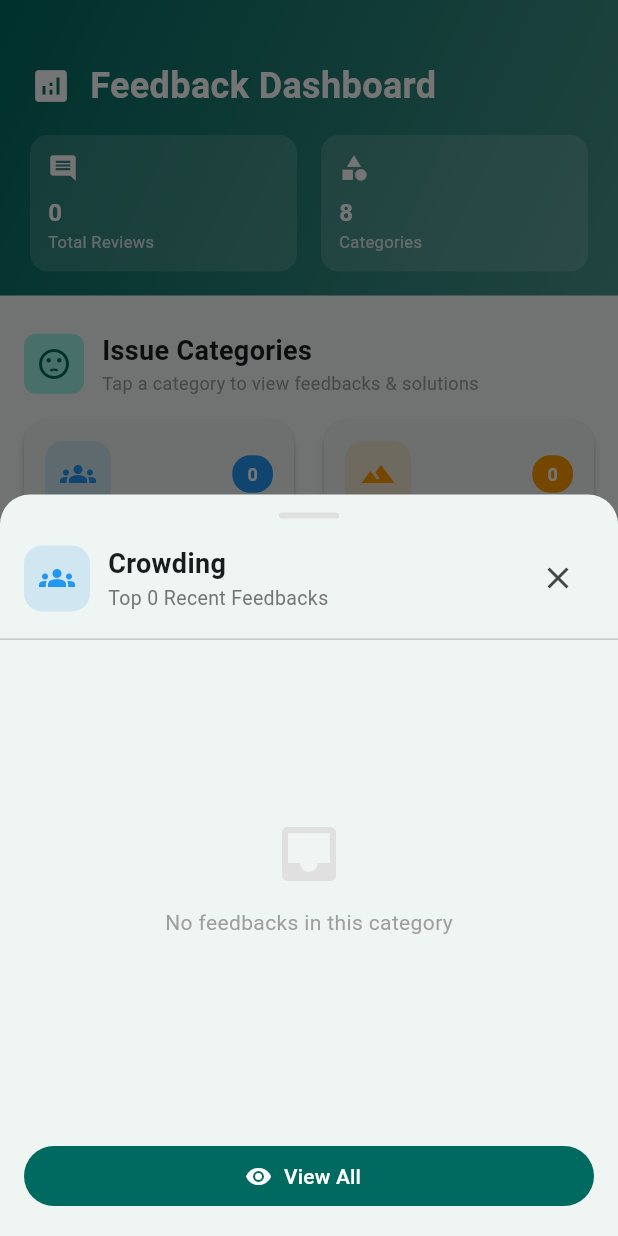
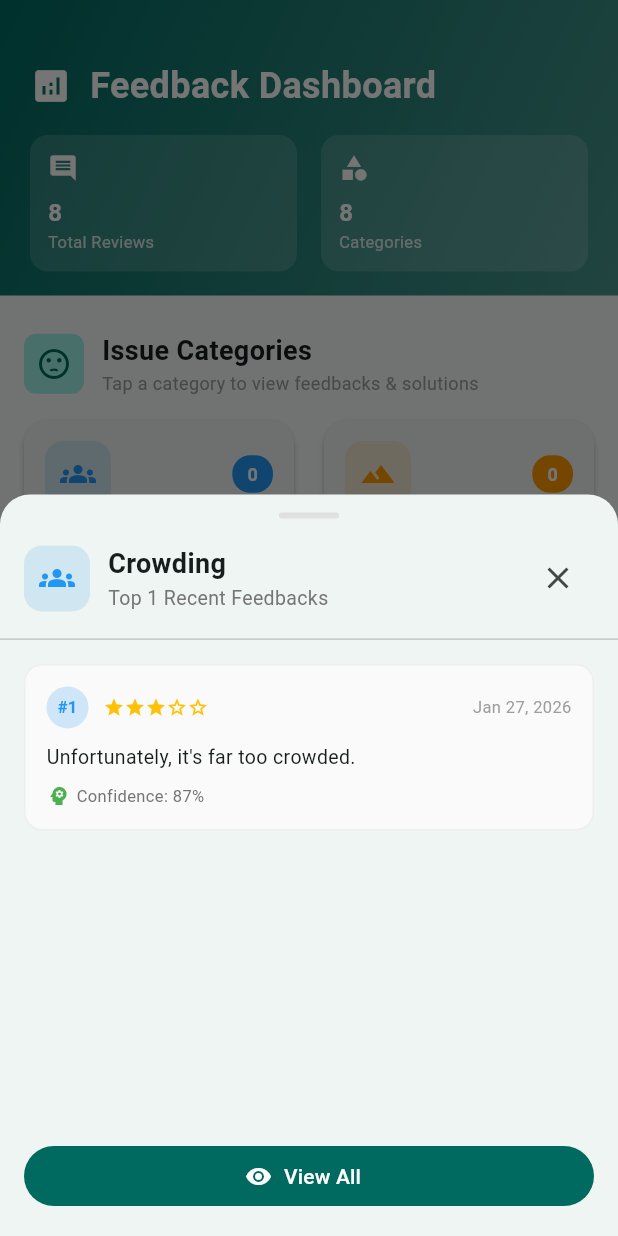
Before and after one commit to ChamothAshen/Enhancing-tourism-digital-twins-with-real-time-Bilateral-data-across-sri-lanka, a Flutter app: the FeedbackDashboardScreen screen opened directly, after a tap on an icon or button, on a phone screen of 412 x 824 dp. Run offline on Flutter 3.47's test engine with Material 3 defaults, Android fonts, the phone set to English and light mode, and no system bars; our stand-ins replace csv, flutter_dotenv, geolocator, google_maps_flutter; missing offline and left inert: flutter_inappwebview, mongo_dart.

Commit message:
MergedAndRun_V1

```diff
--- a/sigiriya_tour_guide/lib/screens/feedback_data.dart
+++ b/sigiriya_tour_guide/lib/screens/feedback_data.dart
@@ -43,6 +43,20 @@ class FeedbackItem {
   });
 
   factory FeedbackItem.fromCsvRow(List<dynamic> row) {
+    try {
+      // Ensure we have enough columns
+      if (row.length < 6) {
+        debugPrint('Warning: CSV row has only ${row.length} columns: $row');
+        return FeedbackItem(
+          reviewId: 0,
+          reviewText: 'Invalid row',
+          rating: 1,
+          date: DateTime.now().toString(),
+          category: 'Other Complaints',
+          confidence: 0.0,
+        );
+      }
+
       return FeedbackItem(
         reviewId: int.tryParse(row[0].toString()) ?? 0,
         reviewText: row[1].toString(),
@@ -51,6 +65,18 @@ class FeedbackItem {
         category: row[4].toString(),
         confidence: double.tryParse(row[5].toString()) ?? 0.0,
       );
+    } catch (e) {
+      debugPrint('Error parsing CSV row: $e');
+      debugPrint('Row data: $row');
+      return FeedbackItem(
+        reviewId: 0,
+        reviewText: 'Parse error',
+        rating: 1,
+        date: DateTime.now().toString(),
+        category: 'Other Complaints',
+        confidence: 0.0,
+      );
+    }
   }
 }
 
@@ -73,6 +99,19 @@ class Solution {
   });
 
   factory Solution.fromCsvRow(List<dynamic> row) {
+    try {
+      if (row.length < 6) {
+        debugPrint('Warning: Solution CSV row has only ${row.length} columns');
+        return Solution(
+          country: 'Unknown',
+          touristSite: 'Unknown',
+          issueType: 'Other Complaints',
+          problem: 'Unknown',
+          solution: 'N/A',
+          solutionDescription: 'N/A',
+        );
+      }
+
       return Solution(
         country: row[0].toString(),
         touristSite: row[1].toString(),
@@ -81,6 +120,17 @@ class Solution {
         solution: row[4].toString(),
         solutionDescription: row[5].toString(),
       );
+    } catch (e) {
+      debugPrint('Error parsing Solution CSV row: $e');
+      return Solution(
+        country: 'Unknown',
+        touristSite: 'Unknown',
+        issueType: 'Other Complaints',
+        problem: 'Parse error',
+        solution: 'N/A',
+        solutionDescription: 'N/A',
+      );
+    }
   }
 }
 
@@ -89,28 +139,32 @@ final List<IssueType> issueTypes = [
   IssueType(
     id: 'Crowding',
     name: 'Crowding',
-    description: 'Long wait times, overcrowded areas, and crowd management issues',
+    description:
+        'Long wait times, overcrowded areas, and crowd management issues',
     icon: Icons.groups,
     color: const Color(0xFF2196F3),
   ),
   IssueType(
     id: 'Difficult Climb',
     name: 'Difficult Climb',
-    description: 'Challenges with stairs, physical exertion, and accessibility during climb',
+    description:
+        'Challenges with stairs, physical exertion, and accessibility during climb',
     icon: Icons.terrain,
     color: const Color(0xFFFF9800),
   ),
   IssueType(
     id: 'Heat and Weather Issues',
     name: 'Heat & Weather',
-    description: 'Problems with heat, sun exposure, rain, and weather conditions',
+    description:
+        'Problems with heat, sun exposure, rain, and weather conditions',
     icon: Icons.wb_sunny,
     color: const Color(0xFFE53935),
   ),
   IssueType(
     id: 'High Entry Fee',
     name: 'High Entry Fee',
-    description: 'Concerns about ticket prices, foreigner pricing, and value for money',
+    description:
+        'Concerns about ticket prices, foreigner pricing, and value for money',
     icon: Icons.attach_money,
     color: const Color(0xFF9C27B0),
   ),
@@ -146,15 +200,6 @@ final List<IssueType> issueTypes = [
 
 // Data manager class
 class FeedbackDataManager {
-    // Get unique solutions by issue type
-    List<Solution> getUniqueSolutionsByIssueType(String issueType) {
-      final all = getSolutionsByIssueType(issueType);
-      final unique = <String, Solution>{};
-      for (var s in all) {
-        unique[s.solutionDescription.trim()] = s;
-      }
-      return unique.values.toList();
-    }
   static final FeedbackDataManager _instance = FeedbackDataManager._internal();
   factory FeedbackDataManager() => _instance;
   FeedbackDataManager._internal();
@@ -171,56 +216,161 @@ class FeedbackDataManager {
     if (_isLoaded) return;
 
     try {
+      debugPrint('Loading feedback data from CSV files...');
+
       // Load feedbacks CSV
-      final feedbacksCsv = await rootBundle.loadString('assets/data/sigiriya_smart_categorized_reviews.csv');
-      List<List<dynamic>> feedbackRows = const CsvToListConverter().convert(feedbacksCsv);
+      final feedbacksCsv = await rootBundle.loadString(
+        'assets/data/sigiriya_smart_categorized_reviews.csv',
+      );
+      debugPrint(
+        'Feedbacks CSV loaded, length: ${feedbacksCsv.length} characters',
+      );
+
+      List<List<dynamic>> feedbackRows = const CsvToListConverter().convert(
+        feedbacksCsv,
+      );
+      debugPrint('CSV converted to ${feedbackRows.length} rows');
 
       // Skip header row
-      _feedbacks = feedbackRows.skip(1).map((row) => FeedbackItem.fromCsvRow(row)).toList();
+      _feedbacks = feedbackRows
+          .skip(1)
+          .map((row) => FeedbackItem.fromCsvRow(row))
+          .toList();
+      debugPrint('Loaded ${_feedbacks.length} feedback items');
 
       // Load solutions CSV
-      final solutionsCsv = await rootBundle.loadString('assets/data/global_tourism_problem_solution_dataset.csv');
-      List<List<dynamic>> solutionRows = const CsvToListConverter().convert(solutionsCsv);
+      final solutionsCsv = await rootBundle.loadString(
+        'assets/data/global_tourism_problem_solution_dataset.csv',
+      );
+      debugPrint(
+        'Solutions CSV loaded, length: ${solutionsCsv.length} characters',
+      );
+
+      List<List<dynamic>> solutionRows = const CsvToListConverter().convert(
+        solutionsCsv,
+      );
+      debugPrint('CSV converted to ${solutionRows.length} solution rows');
 
       // Skip header row
-      _solutions = solutionRows.skip(1).map((row) => Solution.fromCsvRow(row)).toList();
+      _solutions = solutionRows
+          .skip(1)
+          .map((row) => Solution.fromCsvRow(row))
+          .toList();
+      debugPrint('Loaded ${_solutions.length} solution items');
+
+      // If no data was loaded, use sample data
+      if (_feedbacks.isEmpty) {
+        debugPrint('No feedback data loaded from CSV, using sample data');
+        _loadSampleData();
+        return;
+      }
 
       // Update feedback counts for each issue type
       for (var issueType in issueTypes) {
-        issueType.feedbackCount = _feedbacks.where((f) => f.category == issueType.id).length;
+        issueType.feedbackCount = _feedbacks
+            .where((f) => f.category == issueType.id)
+            .length;
+        debugPrint('${issueType.name}: ${issueType.feedbackCount} feedbacks');
       }
 
       _isLoaded = true;
-    } catch (e) {
+      debugPrint('Data loading completed successfully');
+    } catch (e, stackTrace) {
       debugPrint('Error loading CSV data: $e');
+      debugPrint('Stack trace: $stackTrace');
       // Use sample data if CSV loading fails
       _loadSampleData();
     }
   }
 
   void _loadSampleData() {
+    debugPrint('Loading sample data as fallback...');
     // Sample data in case CSV loading fails
     _feedbacks = [
-      FeedbackItem(reviewId: 1, reviewText: "Unfortunately, it's far too crowded.", rating: 3, date: "2026-01-27", category: "Crowding", confidence: 0.87),
-      FeedbackItem(reviewId: 2, reviewText: "Not worth the 35 dollars. Rude unhelpful staff at the front desk.", rating: 1, date: "2026-01-22", category: "Poor Staff Service", confidence: 0.52),
-      FeedbackItem(reviewId: 3, reviewText: "The entrance fee is very high at \$30 per person.", rating: 3, date: "2026-01-04", category: "High Entry Fee", confidence: 0.79),
-      FeedbackItem(reviewId: 4, reviewText: "The climb is quite strenuous for elderly visitors.", rating: 2, date: "2025-12-15", category: "Difficult Climb", confidence: 0.85),
-      FeedbackItem(reviewId: 5, reviewText: "No shade structures along the path. The sun was unbearable.", rating: 2, date: "2025-11-20", category: "Heat and Weather Issues", confidence: 0.78),
-      FeedbackItem(reviewId: 6, reviewText: "This place is overrated. Not worth the hype.", rating: 2, date: "2025-10-18", category: "Overrated", confidence: 0.80),
-      FeedbackItem(reviewId: 7, reviewText: "The stairs felt slippery and unsafe.", rating: 1, date: "2025-10-05", category: "Safety Concerns", confidence: 0.75),
-      FeedbackItem(reviewId: 8, reviewText: "General disappointment with the facilities.", rating: 2, date: "2025-09-28", category: "Other Complaints", confidence: 0.45),
+      FeedbackItem(
+        reviewId: 1,
+        reviewText: "Unfortunately, it's far too crowded.",
+        rating: 3,
+        date: "2026-01-27",
+        category: "Crowding",
+        confidence: 0.87,
+      ),
+      FeedbackItem(
+        reviewId: 2,
+        reviewText:
+            "Not worth the 35 dollars. Rude unhelpful staff at the front desk.",
+        rating: 1,
+        date: "2026-01-22",
+        category: "Poor Staff Service",
+        confidence: 0.52,
+      ),
+      FeedbackItem(
+        reviewId: 3,
+        reviewText: "The entrance fee is very high at \$30 per person.",
+        rating: 3,
+        date: "2026-01-04",
+        category: "High Entry Fee",
+        confidence: 0.79,
+      ),
+      FeedbackItem(
+        reviewId: 4,
+        reviewText: "The climb is quite strenuous for elderly visitors.",
+        rating: 2,
+        date: "2025-12-15",
+        category: "Difficult Climb",
+        confidence: 0.85,
+      ),
+      FeedbackItem(
+        reviewId: 5,
+        reviewText:
+            "No shade structures along the path. The sun was unbearable.",
+        rating: 2,
+        date: "2025-11-20",
+        category: "Heat and Weather Issues",
+        confidence: 0.78,
+      ),
+      FeedbackItem(
+        reviewId: 6,
+        reviewText: "This place is overrated. Not worth the hype.",
+        rating: 2,
+        date: "2025-10-18",
+        category: "Overrated",
+        confidence: 0.80,
+      ),
+      FeedbackItem(
+        reviewId: 7,
+        reviewText: "The stairs felt slippery and unsafe.",
+        rating: 1,
+        date: "2025-10-05",
+        category: "Safety Concerns",
+        confidence: 0.75,
+      ),
+      FeedbackItem(
+        reviewId: 8,
+        reviewText: "General disappointment with the facilities.",
+        rating: 2,
+        date: "2025-09-28",
+        category: "Other Complaints",
+        confidence: 0.45,
+      ),
     ];
 
     for (var issueType in issueTypes) {
-      issueType.feedbackCount = _feedbacks.where((f) => f.category == issueType.id).length;
+      issueType.feedbackCount = _feedbacks
+          .where((f) => f.category == issueType.id)
+          .length;
     }
 
     _isLoaded = true;
+    debugPrint('Sample data loaded: ${_feedbacks.length} items');
   }
 
   List<FeedbackItem> getFeedbacksByCategory(String category) {
     return _feedbacks
-        .where((f) => f.category.trim().toLowerCase() == category.trim().toLowerCase())
+        .where(
+          (f) =>
+              f.category.trim().toLowerCase() == category.trim().toLowerCase(),
+        )
         .toList()
       ..sort((a, b) => b.confidence.compareTo(a.confidence));
   }
@@ -249,7 +399,18 @@ class FeedbackDataManager {
       counts[f.category] = (counts[f.category] ?? 0) + 1;
     }
 
-    var sorted = counts.entries.toList()..sort((a, b) => b.value.compareTo(a.value));
+    var sorted = counts.entries.toList()
+      ..sort((a, b) => b.value.compareTo(a.value));
     return sorted.first.key;
   }
+
+  // Get unique solutions by issue type
+  List<Solution> getUniqueSolutionsByIssueType(String issueType) {
+    final all = getSolutionsByIssueType(issueType);
+    final unique = <String, Solution>{};
+    for (var s in all) {
+      unique[s.solutionDescription.trim()] = s;
     }
+    return unique.values.toList();
+  }
+}
```
Also changed, not shown: 27 other files. Lines whose indentation alone changed are shown as unchanged.
